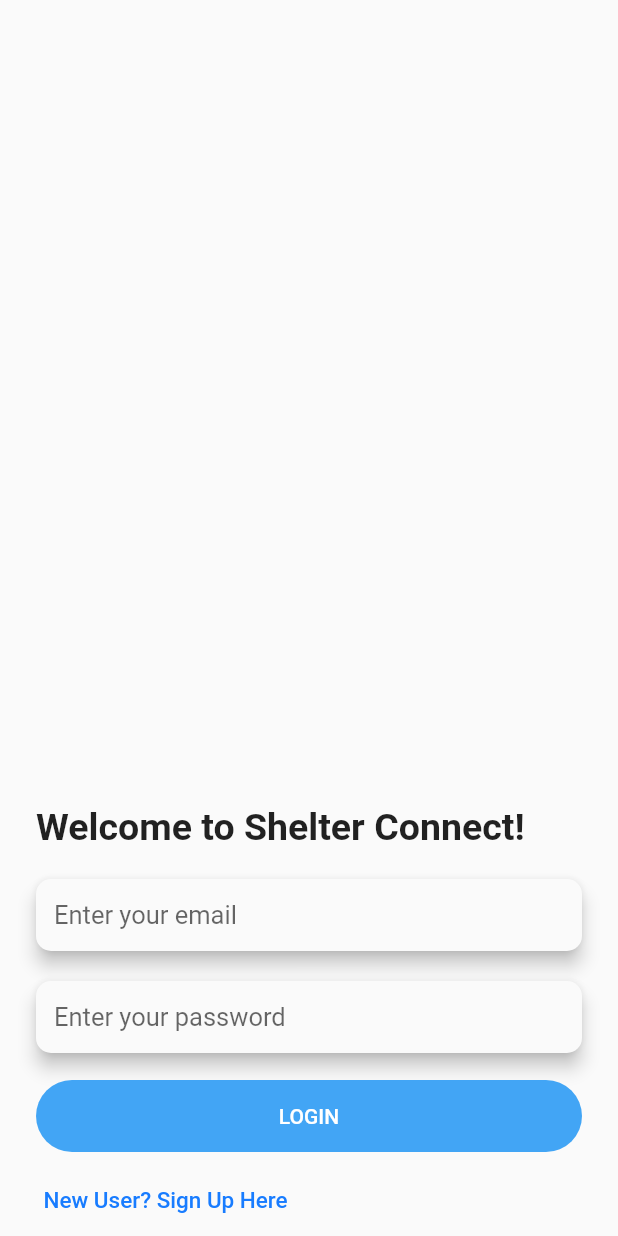
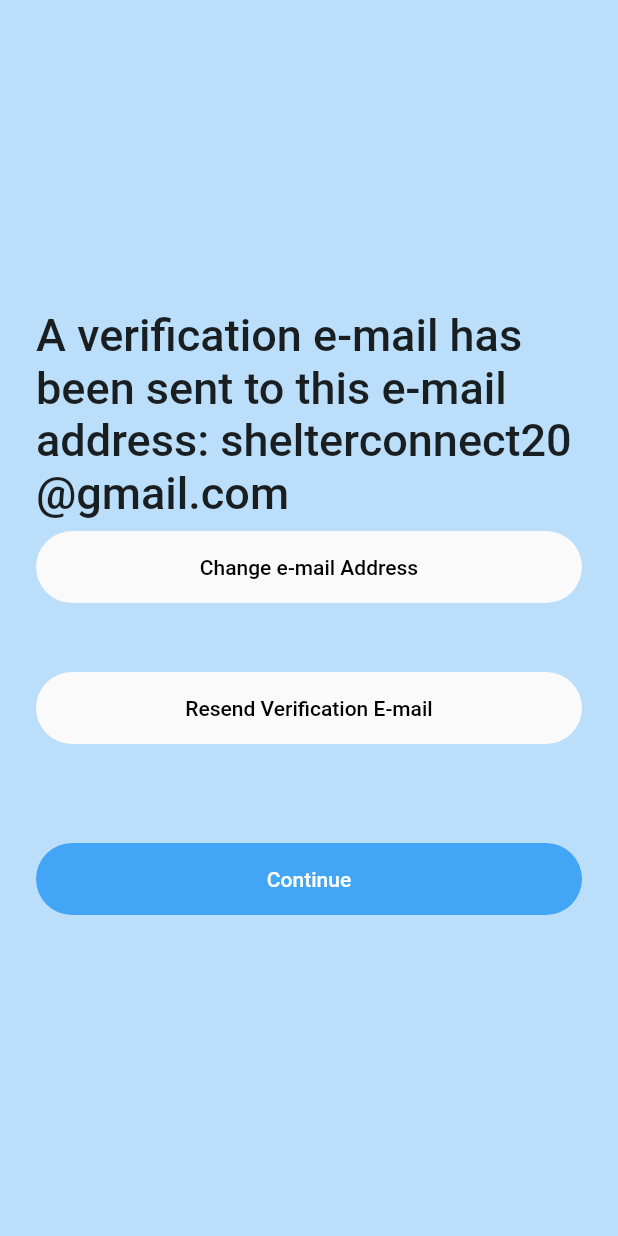
Before and after one commit to Shelter-Connect/phase1, a Flutter app: the screen it shows after launch, on a phone screen of 412 x 824 dp. Run offline on Flutter 3.47's test engine with Material 2 defaults, Android fonts, the phone set to English and light mode, and no system bars.

Commit message:
Create volunteer_confirmation_page.dart

```diff
--- /dev/null
+++ b/lib/components/secondary_rounded_button.dart
@@ -0,0 +1,34 @@
+import 'package:flutter/material.dart';
+
+import '../constants.dart';
+
+class SecondaryRoundedButton extends StatelessWidget {
+  final String title;
+  final Function onPressed;
+
+  SecondaryRoundedButton({@required this.title, @required this.onPressed});
+
+  @override
+  Widget build(BuildContext context) {
+    return Padding(
+      padding: EdgeInsets.symmetric(vertical: 8.0),
+      child: FlatButton(
+        color: colorScheme.onSecondary,
+        padding: EdgeInsets.all(16.0),
+        shape: RoundedRectangleBorder(
+          borderRadius: BorderRadius.circular(30.0),
+        ),
+        onPressed: onPressed,
+        child: Container(
+          width: double.infinity,
+          child: Center(
+            child: Text(
+              title,
+              style: TextStyle(color: Colors.black),
+            ),
+          ),
+        ),
+      ),
+    );
+  }
+}
--- a/lib/constants.dart
+++ b/lib/constants.dart
@@ -4,6 +4,11 @@ import 'package:flutter/material.dart';
 final titleStyle = TextStyle(
   fontWeight: FontWeight.w900,
   fontSize: 55.0,
+);
+
+final headerStyle = TextStyle(
+  fontWeight: FontWeight.w500,
+  fontSize: 30.0,
 );
 
 final colorScheme = ColorScheme(
--- a/lib/main.dart
+++ b/lib/main.dart
@@ -1,5 +1,6 @@
 import 'package:flutter/material.dart';
 
+import 'pages/volunteer_confirmation_page.dart';
 import 'pages/volunteer_sign_up_page.dart';
 import 'pages/shelter_sign_up_page.dart';
 import 'pages/signup_page.dart';
@@ -21,11 +22,12 @@ class MyApp extends StatelessWidget {
       ),
       routes: {
         '/': (_) => WelcomePage(),
+        '/volunteer_confirmation':(_) => VolunteerConfirmation(),
         '/volunteer_sign_up': (_) => VolunteerSignUp(),
         '/shelter_sign_up': (_) => ShelterSignUp(),
         '/signup': (_) => SignupPage(),
       },
-      initialRoute: '/',
+      initialRoute: '/volunteer_confirmation',
     );
   }
 }
--- /dev/null
+++ b/lib/pages/volunteer_confirmation_page.dart
@@ -0,0 +1,36 @@
+import 'package:flutter/material.dart';
+
+
+import '../constants.dart';
+import '../components/rounded_button.dart';
+import '../components/secondary_rounded_button.dart';
+
+class VolunteerConfirmation extends StatelessWidget {
+  @override
+  Widget build(BuildContext context) {
+    return Scaffold(
+        body: Container(
+            color: colorScheme.primary,
+            padding: EdgeInsets.symmetric(horizontal: 24.0),
+            height: MediaQuery.of(context).size.height,
+            child: Column(
+              mainAxisAlignment: MainAxisAlignment.center,
+              crossAxisAlignment: CrossAxisAlignment.start,
+              children: <Widget>[
+                Text('A verification e-mail has been sent to this e-mail address: shelterconnect20@gmail.com', style: headerStyle), //TODO: Input User E-mail in this String
+                SecondaryRoundedButton(title: 'Change e-mail Address', onPressed: (){
+                  //TODO: Get rid of Firebase user when this button is clicked
+                  Navigator.pushNamed(context, '/volunteer_sign_up');
+                },),
+                SizedBox(height: 30),
+                SecondaryRoundedButton(title: 'Resend Verification E-mail', onPressed: (){
+                  //TODO: Resend Verification E-mail
+                },),
+                SizedBox(height: 50),
+                RoundedButton(title: 'Continue', onPressed: (){
+                  //TODO: Go to Volunteer Request Page
+                })
+              ],
+            )));
+  }
+}
```
